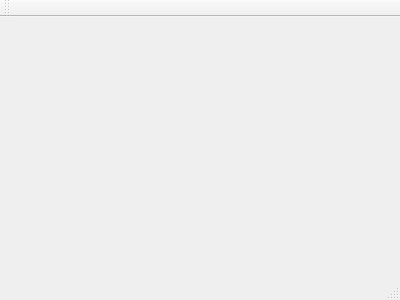
First picture: the form in Psi2Nix/psi2nix.ui, repository backerman/psi2nix, before the edit.
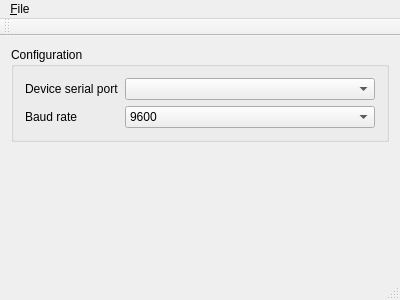
Second picture: the form after the edit.

The edit to the form file:
```diff
--- a/Psi2Nix/psi2nix.ui
+++ b/Psi2Nix/psi2nix.ui
@@ -12,13 +12,107 @@
   <property name="windowTitle" >
    <string>Psi2Nix</string>
   </property>
-  <widget class="QMenuBar" name="menuBar" />
-  <widget class="QToolBar" name="mainToolBar" />
-  <widget class="QWidget" name="centralWidget" />
-  <widget class="QStatusBar" name="statusBar" />
+  <widget class="QWidget" name="centralWidget">
+   <layout class="QVBoxLayout" name="verticalLayout">
+    <item>
+     <widget class="QGroupBox" name="groupBox">
+      <property name="title">
+       <string>Configuration</string>
+      </property>
+      <layout class="QFormLayout" name="formLayout">
+       <item row="1" column="1">
+        <widget class="QComboBox" name="baudRate">
+         <property name="currentIndex">
+          <number>2</number>
+         </property>
+         <item>
+          <property name="text">
+           <string notr="true">1200</string>
+          </property>
+         </item>
+         <item>
+          <property name="text">
+           <string notr="true">2400</string>
+          </property>
+         </item>
+         <item>
+          <property name="text">
+           <string notr="true">9600</string>
+          </property>
+         </item>
+        </widget>
+       </item>
+       <item row="0" column="1">
+        <widget class="QComboBox" name="serialPort"/>
+       </item>
+       <item row="0" column="0">
+        <widget class="QLabel" name="label">
+         <property name="text">
+          <string>Device serial port</string>
+         </property>
+         <property name="margin">
+          <number>2</number>
+         </property>
+        </widget>
+       </item>
+       <item row="1" column="0">
+        <widget class="QLabel" name="label_2">
+         <property name="text">
+          <string>Baud rate</string>
+         </property>
+        </widget>
+       </item>
+      </layout>
+     </widget>
+    </item>
+    <item>
+     <spacer name="verticalSpacer">
+      <property name="orientation">
+       <enum>Qt::Vertical</enum>
+      </property>
+      <property name="sizeHint" stdset="0">
+       <size>
+        <width>20</width>
+        <height>40</height>
+       </size>
+      </property>
+     </spacer>
+    </item>
+   </layout>
+  </widget>
+  <widget class="QMenuBar" name="menuBar">
+   <property name="geometry">
+    <rect>
+     <x>0</x>
+     <y>0</y>
+     <width>400</width>
+     <height>20</height>
+    </rect>
+   </property>
+   <widget class="QMenu" name="menu_File">
+    <property name="title">
+     <string>&amp;File</string>
+    </property>
+    <addaction name="action_Quit"/>
+   </widget>
+   <addaction name="menu_File"/>
+  </widget>
+  <widget class="QToolBar" name="mainToolBar">
+   <attribute name="toolBarArea">
+    <enum>TopToolBarArea</enum>
+   </attribute>
+   <attribute name="toolBarBreak">
+    <bool>false</bool>
+   </attribute>
+  </widget>
+  <widget class="QStatusBar" name="statusBar"/>
+  <action name="action_Quit">
+   <property name="text">
+    <string>&amp;Quit</string>
+   </property>
+  </action>
  </widget>
- <layoutDefault spacing="6" margin="11" />
- <pixmapfunction></pixmapfunction>
+ <layoutdefault spacing="6" margin="11"/>
  <resources/>
  <connections/>
 </ui>
```
Left out of the diff: 7 changed lines with no effect on the pictures.
